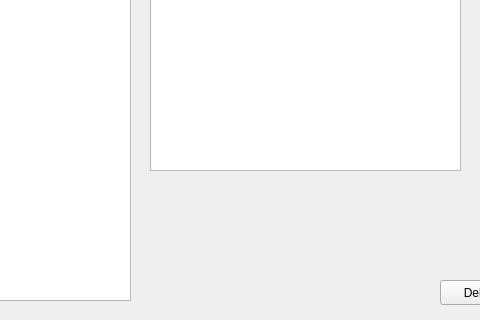
First picture: the form in vizu/norsevpn.ui, repository bitSheriff/norsevpn, before the edit; both pictures show x 160 to 640 and y 280 to 600 of the 799 by 600 pixel window.
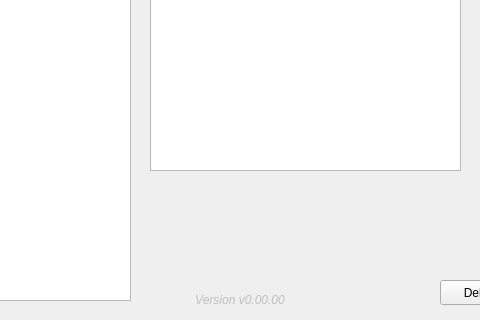
Second picture: the form after the edit. Icons and pictures are not drawn.

Commit message: print version on mainWindow

The edit to the form file:
```diff
--- a/vizu/norsevpn.ui
+++ b/vizu/norsevpn.ui
@@ -147,6 +147,30 @@
       <normaloff>icons/white_shuffle.svg</normaloff>icons/white_shuffle.svg</iconset>
     </property>
    </widget>
+   <widget class="QLabel" name="label_version">
+    <property name="enabled">
+     <bool>false</bool>
+    </property>
+    <property name="geometry">
+     <rect>
+      <x>340</x>
+      <y>570</y>
+      <width>120</width>
+      <height>20</height>
+     </rect>
+    </property>
+    <property name="font">
+     <font>
+      <italic>true</italic>
+     </font>
+    </property>
+    <property name="text">
+     <string>Version v0.00.00</string>
+    </property>
+    <property name="alignment">
+     <set>Qt::AlignCenter</set>
+    </property>
+   </widget>
   </widget>
  </widget>
  <resources/>
```
The commit also changes 3 other files.
